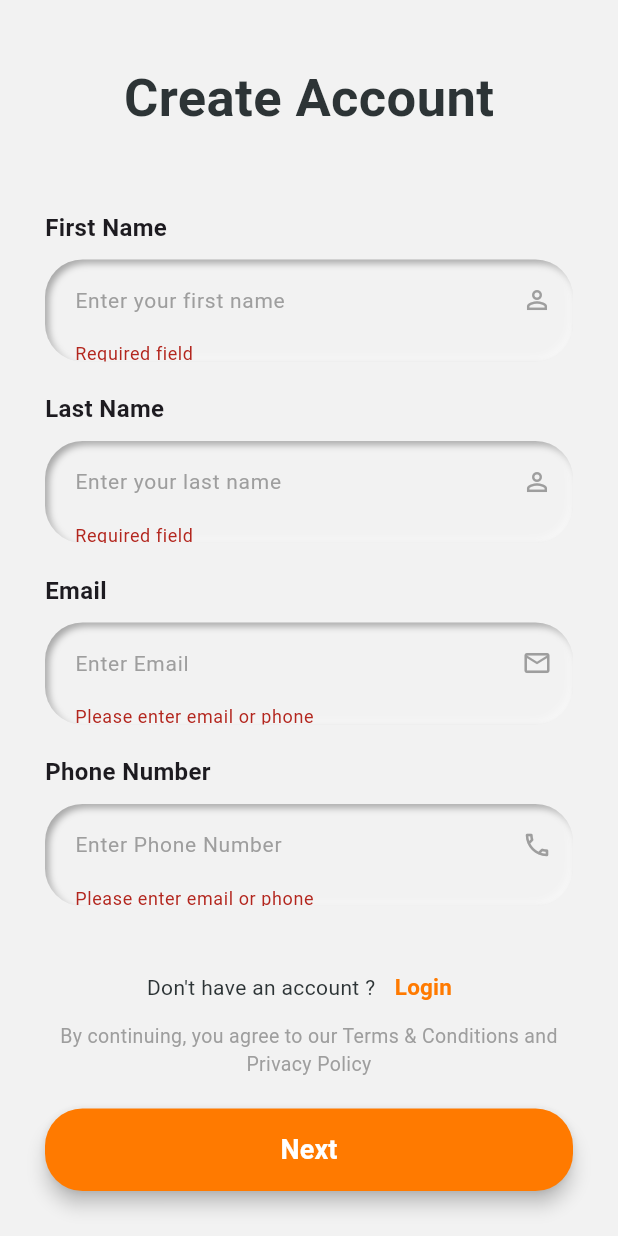
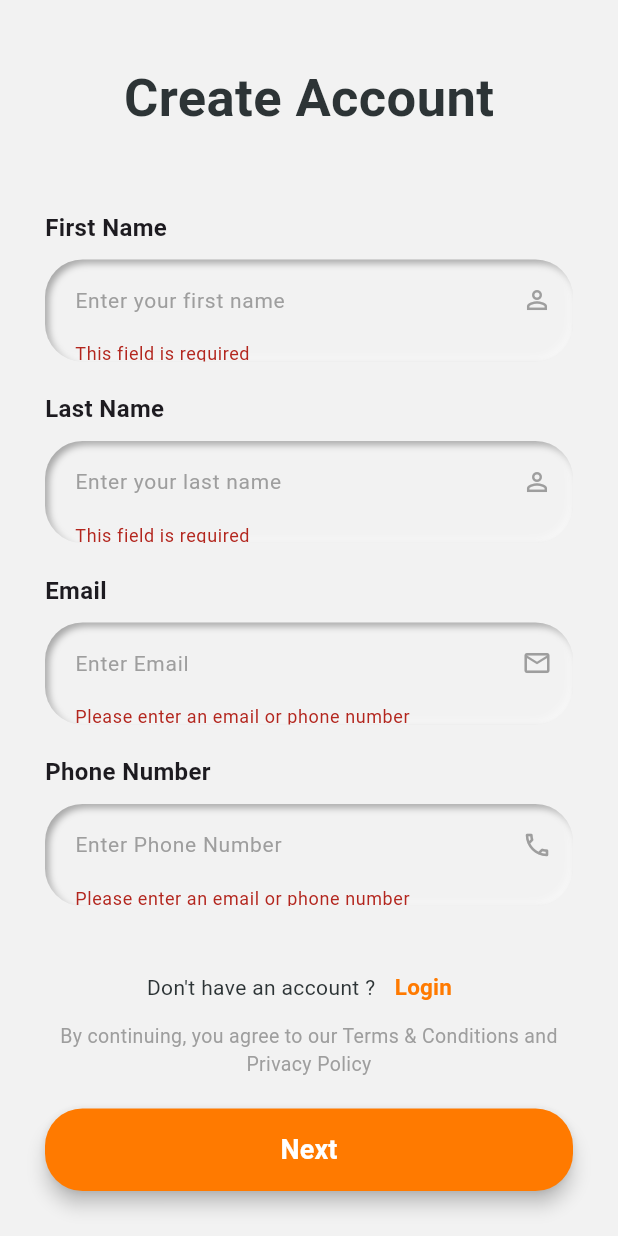
Before and after one commit to layal-hazeem/sportifo_app, a Flutter app: the RegisterScreen screen opened by its route, after a tap on "Login", after a tap on "Sign up", after a tap on "Next", on a phone screen of 412 x 824 dp. Run offline on Flutter 3.47's test engine with Material 3 defaults, Android fonts, the light colour scheme and no system bars; our stand-ins replace bloc, dio, flutter_bloc, flutter_neumorphic_plus, get_it, image_picker and 2 more; accounts and stored records are empty.

Commit message:
joudy edits finish

```diff
--- a/lib/features/auth/presentation/view/register_screen.dart
+++ b/lib/features/auth/presentation/view/register_screen.dart
@@ -1,4 +1,3 @@
-import 'dart:io';
 import 'package:flutter/material.dart';
 import 'package:flutter_bloc/flutter_bloc.dart';
 import '../../../../core/helpers/app_snackbar.dart';
@@ -33,7 +32,6 @@ class _RegisterScreenState extends State<RegisterScreen> {
   final TextEditingController _passwordController = TextEditingController();
   final TextEditingController _confirmPasswordController = TextEditingController();
 
-  File? _selectedProfilePic;
 
   @override
   void dispose() {
@@ -103,7 +101,6 @@ class _RegisterScreenState extends State<RegisterScreen> {
       password: _passwordController.text,
       passwordConfirmation: _confirmPasswordController.text,
       otpMethod: otpMethod,
-      profilePic: _selectedProfilePic,
     );
   }
 
@@ -143,12 +140,11 @@ class _RegisterScreenState extends State<RegisterScreen> {
               ListTile(
                 leading: const Icon(Icons.email_outlined),
                 title: Text(l10n.viaEmail),
-                onTap: () => _submitRegistration('email'),
-              ),
+                onTap: () => _submitRegistration('email', fromBottomSheet: true),              ),
               ListTile(
                 leading: const Icon(Icons.phone_outlined),
                 title: Text(l10n.viaPhone),
-                onTap: () => _submitRegistration('phone'),
+                onTap: () => _submitRegistration('phone',fromBottomSheet: true),
               ),
               const SizedBox(height: 10),
             ],
@@ -171,12 +167,13 @@ class _RegisterScreenState extends State<RegisterScreen> {
               Navigator.pushReplacementNamed(
                 context,
                 AppRoutes.otpScreen,
-                arguments: _emailController.text.trim(),
-              );
+                arguments: _emailController.text.isNotEmpty
+                    ? _emailController.text.trim()
+                    : _phoneController.text.trim(),
+                           );
             }
             else if (state is RegisterFailure) {
 
-              Navigator.of(context, rootNavigator: true).pop();
 
               AppSnackBar.show(
                 context,
@@ -225,7 +222,7 @@ class _RegisterScreenState extends State<RegisterScreen> {
                                       Icons.person_outline,
                                       controller: _firstNameController,
                                       validator: (val) =>
-                                          AppValidators.validateRequired(val, message: "Required field"),
+                                          AppValidators.validateRequired(val, message: l10n.requiredField),
                                     ),
                                     buildField(
                                       l10n.lastName,
@@ -233,7 +230,7 @@ class _RegisterScreenState extends State<RegisterScreen> {
                                       Icons.person_outline,
                                       controller: _lastNameController,
                                       validator: (val) =>
-                                          AppValidators.validateRequired(val, message: "Required field"),
+                                          AppValidators.validateRequired(val, message: l10n.requiredField),
                                     ),
                                     buildField(
                                       l10n.email,
@@ -243,12 +240,12 @@ class _RegisterScreenState extends State<RegisterScreen> {
                                       validator: (val) {
                                         if (val!.trim().isEmpty &&
                                             _phoneController.text.trim().isEmpty) {
-                                          return "Please enter email or phone";
+                                          return l10n.enterEmailOrPhone;
                                         }
                                         return AppValidators.validateEmail(
                                           val,
                                           isRequired: false,
-                                          message: "",
+                                          message:  l10n.invalidEmail,
                                         );
                                       },
                                     ),
@@ -260,12 +257,12 @@ class _RegisterScreenState extends State<RegisterScreen> {
                                       validator: (val) {
                                         if (val!.trim().isEmpty &&
                                             _emailController.text.trim().isEmpty) {
-                                          return "Please enter email or phone";
+                                          return l10n.enterEmailOrPhone;
                                         }
                                         return AppValidators.validatePhone(
                                           val,
                                           isRequired: false,
-                                          message: "",
+                                          message: l10n.invalidPhone,
                                         );
                                       },
                                     ),
@@ -312,7 +309,7 @@ class _RegisterScreenState extends State<RegisterScreen> {
                                       isPassword: true,
                                       controller: _passwordController,
                                       validator: (val) =>
-                                          AppValidators.validatePassword(val, message: "Required field"),
+                                          AppValidators.validatePassword(val, message: l10n.requiredField),
                                     ),
                                     buildField(
                                       l10n.confirmPassword,
@@ -323,7 +320,7 @@ class _RegisterScreenState extends State<RegisterScreen> {
                                       validator: (val) => AppValidators.validateConfirmPassword(
                                         val,
                                         _passwordController.text,
-                                        message: "Required field",
+                                        message: l10n.passwordMismatch,
                                       ),
                                     ),
                                   ],
@@ -351,6 +348,7 @@ class _RegisterScreenState extends State<RegisterScreen> {
                       CustomAuthButton(
                         text: currentPage == 0 ? l10n.next : l10n.register,
                         onPressed: nextStep,
+                        isLoading: state is RegisterLoading,
                       ),
 
                       const SizedBox(height: 20),
@@ -377,14 +375,7 @@ class _RegisterScreenState extends State<RegisterScreen> {
                   ),
                 ),
 
-                // loading
-                if (state is RegisterLoading)
-                  Container(
-                    color: Colors.black.withValues(alpha: 0.3),
-                    child: const Center(
-                      child: CircularProgressIndicator(color: AppColors.primaryBtn),
-                    ),
-                  ),
+
               ],
             ),
           );
--- a/lib/features/auth/presentation/widgets/custom_button.dart
+++ b/lib/features/auth/presentation/widgets/custom_button.dart
@@ -4,8 +4,14 @@ import '../../../../core/theme/app_colors.dart';
 class CustomAuthButton extends StatelessWidget {
   final String text;
   final VoidCallback? onPressed;
+  final bool isLoading;
 
-  const CustomAuthButton({super.key, required this.text, required this.onPressed});
+  const CustomAuthButton({
+    super.key,
+    required this.text,
+    required this.onPressed,
+    this.isLoading = false,
+  });
 
   @override
   Widget build(BuildContext context) {
@@ -13,7 +19,6 @@ class CustomAuthButton extends StatelessWidget {
       width: double.infinity,
       height: 55,
       child: ElevatedButton(
-        onPressed: onPressed,
         style: ElevatedButton.styleFrom(
           backgroundColor: AppColors.primaryBtn,
           shape: RoundedRectangleBorder(
@@ -21,9 +26,24 @@ class CustomAuthButton extends StatelessWidget {
           ),
           elevation: 5,
         ),
-        child: Text(
+        onPressed: isLoading ? null : onPressed,
+
+        child: isLoading
+            ? const SizedBox(
+          width: 25,
+          height: 25,
+          child: CircularProgressIndicator(
+            color: Colors.white,
+            strokeWidth: 2.5,
+          ),
+        )
+            : Text(
           text,
-          style: const TextStyle(fontSize: 18, color: Colors.white, fontWeight: FontWeight.bold),
+          style: const TextStyle(
+            color: Colors.white,
+            fontSize: AppSizes.buttonFontSize,
+            fontWeight: FontWeight.bold,
+          ),
         ),
       ),
     );
--- a/lib/l10n/app_en.arb
+++ b/lib/l10n/app_en.arb
@@ -25,8 +25,7 @@
   "dontHaveAccount": "Don't have an account ?",
   "signUp": "Sign up",
   "fieldRequired": "This field  is required",
-  "passwordTooShort": "Password must be over 8 digits",
-
+"passwordTooShort": "Password must be at least 8 characters",
   "completeProfileInfo":"Complete Profile Information",
   "weight":"Weight",
   "length":"Length",
@@ -75,5 +74,12 @@
     "onboardingTitle3": "Smart Nutrition Plans",
     "onboardingDesc3": "Track your nutrition and improve your daily habits.",
       "profile":"Profile",
-    "chat":"Chat"
+    "chat":"Chat",
+     "requiredField": "This field is required",
+      "enterEmailOrPhone": "Please enter an email or phone number",
+      "invalidEmail": "Invalid email address",
+      "invalidPhone": "Invalid phone number",
+      "passwordMismatch": "Passwords do not match",
+      "loading": "Loading...",
+      "error": "Something went wrong, please try again"
 }
--- a/lib/l10n/app_localizations.dart
+++ b/lib/l10n/app_localizations.dart
@@ -254,7 +254,7 @@ abstract class AppLocalizations {
   /// No description provided for @passwordTooShort.
   ///
   /// In en, this message translates to:
-  /// **'Password must be over 8 digits'**
+  /// **'Password must be at least 8 characters'**
   String get passwordTooShort;
 
   /// No description provided for @completeProfileInfo.
@@ -538,6 +538,48 @@ abstract class AppLocalizations {
   /// In en, this message translates to:
   /// **'Chat'**
   String get chat;
+
+  /// No description provided for @requiredField.
+  ///
+  /// In en, this message translates to:
+  /// **'This field is required'**
+  String get requiredField;
+
+  /// No description provided for @enterEmailOrPhone.
+  ///
+  /// In en, this message translates to:
+  /// **'Please enter an email or phone number'**
+  String get enterEmailOrPhone;
+
+  /// No description provided for @invalidEmail.
+  ///
+  /// In en, this message translates to:
+  /// **'Invalid email address'**
+  String get invalidEmail;
+
+  /// No description provided for @invalidPhone.
+  ///
+  /// In en, this message translates to:
+  /// **'Invalid phone number'**
+  String get invalidPhone;
+
+  /// No description provided for @passwordMismatch.
+  ///
+  /// In en, this message translates to:
+  /// **'Passwords do not match'**
+  String get passwordMismatch;
+
+  /// No description provided for @loading.
+  ///
+  /// In en, this message translates to:
+  /// **'Loading...'**
+  String get loading;
+
+  /// No description provided for @error.
+  ///
+  /// In en, this message translates to:
+  /// **'Something went wrong, please try again'**
+  String get error;
 }
 
 class _AppLocalizationsDelegate extends LocalizationsDelegate<AppLocalizations> {
--- a/lib/main.dart
+++ b/lib/main.dart
@@ -54,11 +54,11 @@ class MyApp extends StatelessWidget {
               ModalRoute.of(context)?.settings.arguments as String? ?? '';
 
           return BlocProvider(
-            create: (context) => getIt<LoginCubit>(), // 🔥 الحل هون
+            create: (context) => getIt<LoginCubit>(),
             child: OTPScreen(loginEmail: email),
           );
         },
-        AppRoutes.home: (context) => const HomePage(), // 🔥 تأكدي من إضافة هذه!
+        AppRoutes.home: (context) => const HomePage(),
         AppRoutes.editProfile: (context) => BlocProvider(
           create: (_) => getIt<CompleteProfileCubit>(),
           child: CompleteBodyMeasurementsView(
```
Also changed, not shown: lib/l10n/app_ar.arb (+10 -3 lines), lib/l10n/app_localizations_ar.dart (+23 -2 lines), lib/l10n/app_localizations_en.dart (+22 -1 lines).
